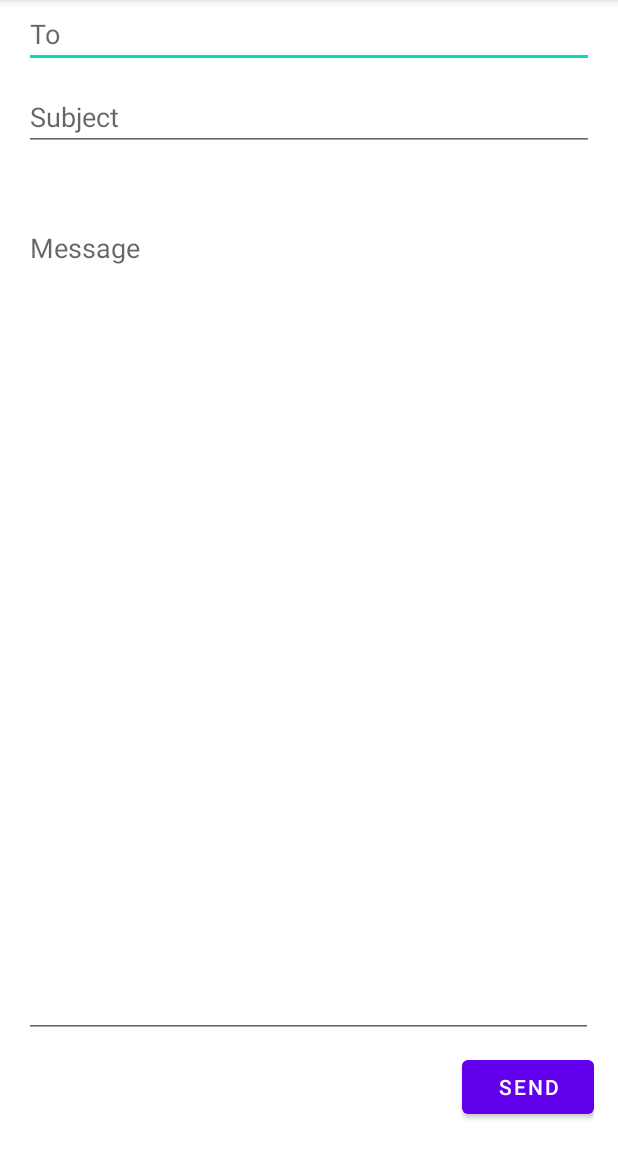
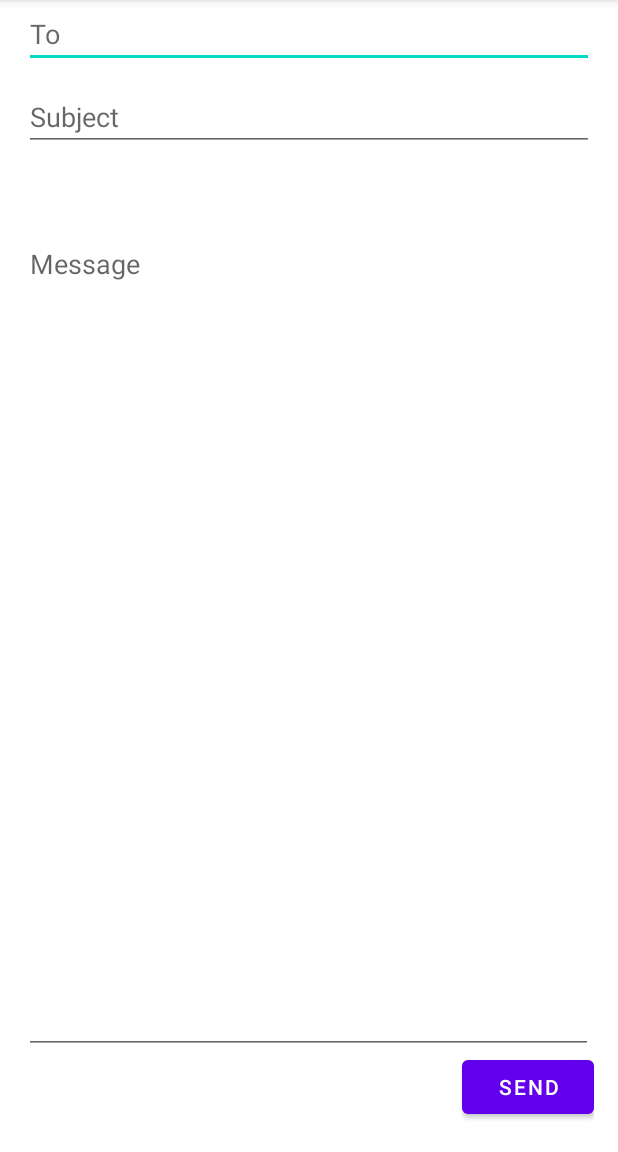
Before and after one commit to AlfredLouisCarpio/Carpio_IT-Elec2-1-30, an Android app: the SecondActivity screen opened directly, with no data from a screen before it, on a phone screen of 412 x 824 dp, the part 84-1236 px from its top. Run offline under Robolectric (Android 15) with nearby library versions, the phone set to English and light mode, and no system bars; 1 statement that could not run was skipped.

Commit message:
02/18/23 Linear, Relative, Constraint

```diff
--- a/app/src/main/res/layout/activity_second.xml
+++ b/app/src/main/res/layout/activity_second.xml
@@ -24,7 +24,7 @@
         android:hint="@string/subject" />
 
     <Button
-        android:id="@+id/button"
+        android:id="@+id/button4"
         android:layout_width="100dp"
         android:layout_height="wrap_content"
         android:layout_alignParentStart="true"
@@ -38,7 +38,8 @@
         android:layout_width="379dp"
         android:layout_height="549dp"
         android:layout_alignParentBottom="true"
-        android:layout_marginBottom="76dp"
+        android:layout_marginTop="105dp"
+        android:layout_marginBottom="65dp"
         android:ems="10"
         android:gravity="top"
         android:hint="@string/message"
```
